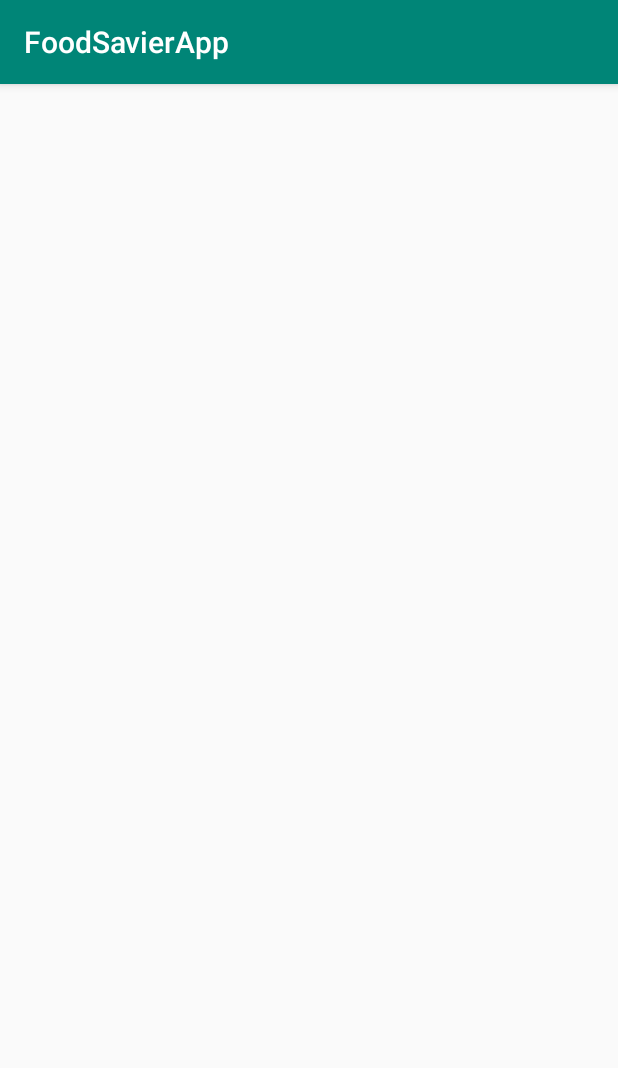
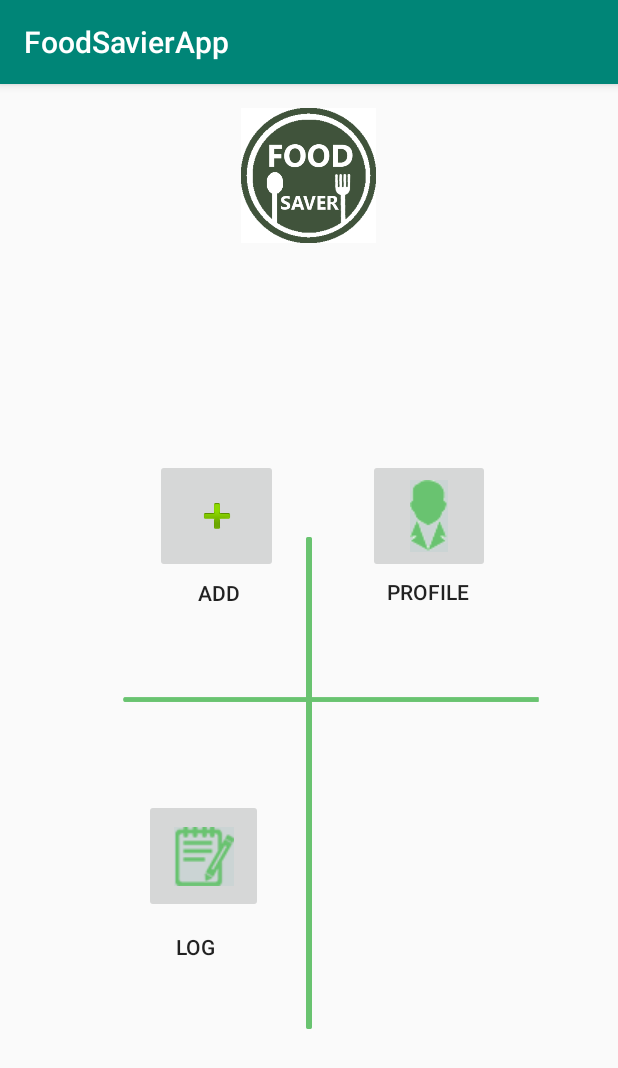
Before and after one commit to phu-n-tran/CS160-FoodManagement, an Android app: the DashboardActivity screen opened directly, with no data from a screen before it, on a phone screen of 412 x 824 dp. Shown: the top 1068 px of the screen. Run offline under Robolectric (Android 15) with nearby library versions, the light colour scheme and no system bars.

Commit message:
Finished Dashboard, modify the database tables, and add three additional activities

```diff
--- a/FoodSavierApp/app/src/main/AndroidManifest.xml
+++ b/FoodSavierApp/app/src/main/AndroidManifest.xml
@@ -9,7 +9,10 @@
         android:roundIcon="@mipmap/ic_launcher_round"
         android:supportsRtl="true"
         android:theme="@style/AppTheme">
-        <activity android:name=".DashboardActivity"></activity>
+        <activity android:name=".LogActivity"></activity>
+        <activity android:name=".ProfileActivity" />
+        <activity android:name=".FoodAdditionActivity" />
+        <activity android:name=".DashboardActivity" />
         <activity android:name=".LoginActivity" />
         <activity android:name=".RegisterActivity" />
         <activity android:name=".MainActivity">
--- a/FoodSavierApp/app/src/main/java/com/example/foodsavierapp/DashboardActivity.java
+++ b/FoodSavierApp/app/src/main/java/com/example/foodsavierapp/DashboardActivity.java
@@ -2,13 +2,49 @@ package com.example.foodsavierapp;
 
 import androidx.appcompat.app.AppCompatActivity;
 
+import android.content.Intent;
 import android.os.Bundle;
+import android.view.View;
+import android.widget.Button;
+import android.widget.ImageButton;
 
 public class DashboardActivity extends AppCompatActivity {
+    DatabaseHelper myDb;
+    ImageButton btnAdd, btnProfile, btnLog;
 
     @Override
     protected void onCreate(Bundle savedInstanceState) {
         super.onCreate(savedInstanceState);
         setContentView(R.layout.activity_dashboard);
+
+        btnAdd = (ImageButton) findViewById(R.id.btnAddDashboard);
+        btnAdd.setOnClickListener(new View.OnClickListener() {
+            @Override
+            public void onClick(View v) {
+                Intent i = new Intent(DashboardActivity.this, FoodAdditionActivity.class);
+                startActivity(i);
+            }
+        });
+
+        btnProfile = (ImageButton) findViewById(R.id.btnProfileDashboard);
+        btnProfile.setOnClickListener(new View.OnClickListener() {
+            @Override
+            public void onClick(View v) {
+                Intent i = new Intent(DashboardActivity.this, ProfileActivity.class);
+                startActivity(i);
+            }
+        });
+
+        btnLog = (ImageButton) findViewById(R.id.btnLogDashboard);
+        btnLog.setOnClickListener(new View.OnClickListener() {
+            @Override
+            public void onClick(View v) {
+                Intent i = new Intent(DashboardActivity.this, LogActivity.class);
+                startActivity(i);
+            }
+        });
+
+
+
     }
 }
--- a/FoodSavierApp/app/src/main/res/layout/activity_dashboard.xml
+++ b/FoodSavierApp/app/src/main/res/layout/activity_dashboard.xml
@@ -6,4 +6,115 @@
     android:layout_height="match_parent"
     tools:context=".DashboardActivity">
 
+    <ImageButton
+        android:id="@+id/btnAddDashboard"
+        android:layout_width="82dp"
+        android:layout_height="76dp"
+        app:layout_constraintBottom_toBottomOf="parent"
+        app:layout_constraintEnd_toStartOf="@+id/btnProfileDashboard"
+        app:layout_constraintHorizontal_bias="0.634"
+        app:layout_constraintStart_toStartOf="parent"
+        app:layout_constraintTop_toTopOf="parent"
+        app:layout_constraintVertical_bias="0.361"
+        app:srcCompat="@android:drawable/ic_input_add" />
+
+    <ImageView
+        android:id="@+id/imageView"
+        android:layout_width="106dp"
+        android:layout_height="90dp"
+        app:layout_constraintBottom_toBottomOf="parent"
+        app:layout_constraintEnd_toEndOf="parent"
+        app:layout_constraintHorizontal_bias="0.498"
+        app:layout_constraintStart_toStartOf="parent"
+        app:layout_constraintTop_toTopOf="parent"
+        app:layout_constraintVertical_bias="0.024"
+        app:srcCompat="@drawable/my_app_icon" />
+
+    <ImageView
+        android:id="@+id/imageView6"
+        android:layout_width="277dp"
+        android:layout_height="23dp"
+        app:layout_constraintBottom_toBottomOf="parent"
+        app:layout_constraintEnd_toEndOf="parent"
+        app:layout_constraintHorizontal_bias="0.61"
+        app:layout_constraintStart_toStartOf="parent"
+        app:layout_constraintTop_toTopOf="parent"
+        app:layout_constraintVertical_bias="0.535"
+        app:srcCompat="@drawable/horizontal_line_icon" />
+
+    <ImageView
+        android:id="@+id/imageView7"
+        android:layout_width="84dp"
+        android:layout_height="328dp"
+        app:layout_constraintBottom_toBottomOf="parent"
+        app:layout_constraintEnd_toEndOf="parent"
+        app:layout_constraintStart_toStartOf="parent"
+        app:layout_constraintTop_toTopOf="parent"
+        app:layout_constraintVertical_bias="0.686"
+        app:srcCompat="@drawable/vertical_line" />
+
+    <ImageButton
+        android:id="@+id/btnLogDashboard"
+        android:layout_width="79dp"
+        android:layout_height="76dp"
+        app:layout_constraintBottom_toBottomOf="parent"
+        app:layout_constraintEnd_toEndOf="parent"
+        app:layout_constraintHorizontal_bias="0.289"
+        app:layout_constraintStart_toStartOf="parent"
+        app:layout_constraintTop_toBottomOf="@+id/btnAddDashboard"
+        app:layout_constraintVertical_bias="0.412"
+        app:srcCompat="@drawable/task_icon" />
+
+    <ImageButton
+        android:id="@+id/btnProfileDashboard"
+        android:layout_width="81dp"
+        android:layout_height="76dp"
+        app:layout_constraintBottom_toBottomOf="parent"
+        app:layout_constraintEnd_toEndOf="parent"
+        app:layout_constraintHorizontal_bias="0.742"
+        app:layout_constraintStart_toStartOf="parent"
+        app:layout_constraintTop_toTopOf="parent"
+        app:layout_constraintVertical_bias="0.361"
+        app:srcCompat="@drawable/profile_icon" />
+
+    <TextView
+        android:id="@+id/textView"
+        android:layout_width="43dp"
+        android:layout_height="34dp"
+        android:text="ADD"
+        android:textAppearance="@style/TextAppearance.AppCompat.Body2"
+        app:layout_constraintBottom_toBottomOf="parent"
+        app:layout_constraintEnd_toEndOf="parent"
+        app:layout_constraintHorizontal_bias="0.358"
+        app:layout_constraintStart_toStartOf="parent"
+        app:layout_constraintTop_toTopOf="parent"
+        app:layout_constraintVertical_bias="0.449" />
+
+    <TextView
+        android:id="@+id/textView2"
+        android:layout_width="wrap_content"
+        android:layout_height="wrap_content"
+        android:text="PROFILE"
+        android:textAppearance="@style/TextAppearance.AppCompat.Body2"
+        app:layout_constraintBottom_toBottomOf="parent"
+        app:layout_constraintEnd_toEndOf="parent"
+        app:layout_constraintHorizontal_bias="0.722"
+        app:layout_constraintStart_toStartOf="parent"
+        app:layout_constraintTop_toTopOf="parent"
+        app:layout_constraintVertical_bias="0.439" />
+
+    <TextView
+        android:id="@+id/textView3"
+        android:layout_width="wrap_content"
+        android:layout_height="wrap_content"
+        android:text="LOG"
+        android:textAppearance="@style/TextAppearance.AppCompat.Body2"
+        app:layout_constraintBottom_toBottomOf="parent"
+        app:layout_constraintEnd_toEndOf="parent"
+        app:layout_constraintHorizontal_bias="0.304"
+        app:layout_constraintStart_toStartOf="parent"
+        app:layout_constraintTop_toTopOf="parent"
+        app:layout_constraintVertical_bias="0.755" />
+
+
 </androidx.constraintlayout.widget.ConstraintLayout>
```
Also changed, not shown: FoodSavierApp/app/src/main/java/com/example/foodsavierapp/DatabaseHelper.java (+96 -8 lines), FoodSavierApp/app/src/main/java/com/example/foodsavierapp/FoodAdditionActivity.java (added, +14 -0 lines), FoodSavierApp/app/src/main/java/com/example/foodsavierapp/LogActivity.java (added, +14 -0 lines), FoodSavierApp/app/src/main/java/com/example/foodsavierapp/ProfileActivity.java (added, +14 -0 lines), FoodSavierApp/app/src/main/res/layout/activity_food_addition.xml (added, +9 -0 lines), FoodSavierApp/app/src/main/res/layout/activity_log.xml (added, +9 -0 lines), FoodSavierApp/app/src/main/res/layout/activity_profile.xml (added, +9 -0 lines), FoodSavierApp/app/src/main/res/drawable/horizontal_line_icon.png (added), FoodSavierApp/app/src/main/res/drawable/my_app_icon.png (added), FoodSavierApp/app/src/main/res/drawable/profile_icon.png (added), FoodSavierApp/app/src/main/res/drawable/task_icon.png (added), FoodSavierApp/app/src/main/res/drawable/vertical_line.png (added).
